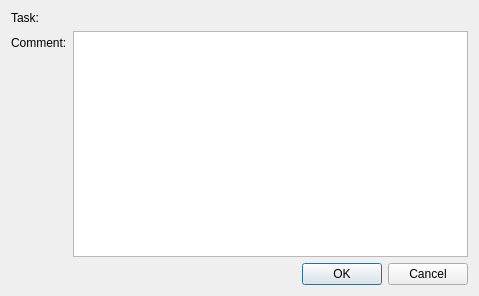
Qt form src/plugins/otlozhu/editcommentdialog.ui (0xd34df00d/leechcraft) before a commit.
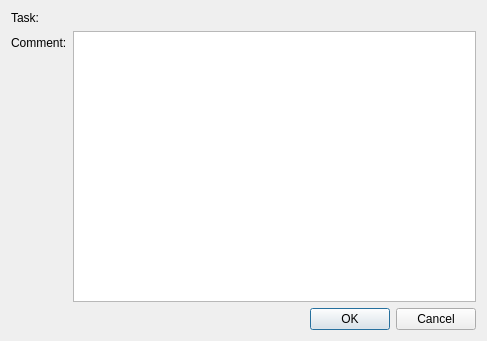
The same form after that commit.

Commit message: [Otlozhu] Tiny improvement in UI.

Diff of the .ui file:
```diff
--- a/src/plugins/otlozhu/editcommentdialog.ui
+++ b/src/plugins/otlozhu/editcommentdialog.ui
@@ -6,8 +6,8 @@
    <rect>
     <x>0</x>
     <y>0</y>
-    <width>479</width>
-    <height>296</height>
+    <width>487</width>
+    <height>341</height>
    </rect>
   </property>
   <property name="windowTitle">
@@ -26,6 +26,12 @@
      <property name="text">
       <string/>
      </property>
+     <property name="wordWrap">
+      <bool>true</bool>
+     </property>
+     <property name="textInteractionFlags">
+      <set>Qt::LinksAccessibleByMouse|Qt::TextSelectableByKeyboard|Qt::TextSelectableByMouse</set>
+     </property>
     </widget>
    </item>
    <item row="1" column="0">
```
